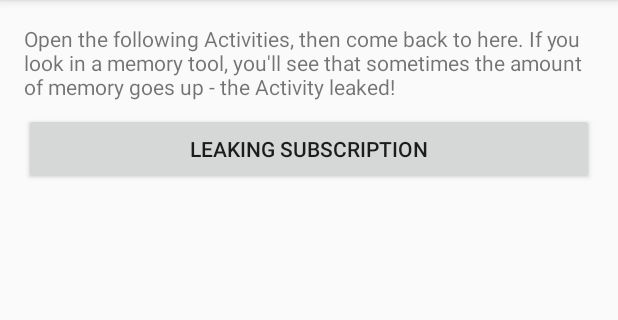
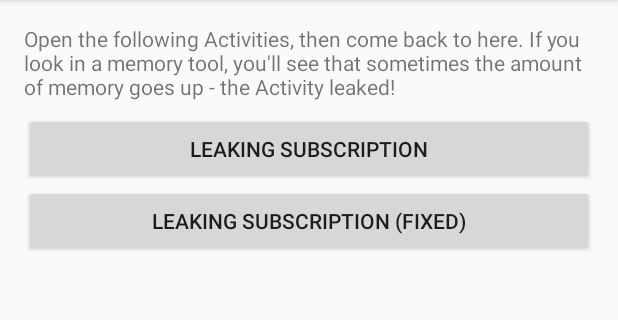
Before and after one commit to dlew/android-subscription-leaks, an Android app: the screen it shows after launch (MainActivity), on a phone screen of 412 x 824 dp, the part 84-404 px from its top. Run offline under Robolectric (Android 15) with nearby library versions, the phone set to English and light mode, and no system bars; our stand-ins replace ButterKnife, Timber; 1 statement that could not run was skipped.

Commit message:
Added fixed version of leaking subscription

```diff
--- a/app/src/main/res/layout/activity_main.xml
+++ b/app/src/main/res/layout/activity_main.xml
@@ -26,5 +26,11 @@
             android:layout_height="wrap_content"
             android:text="@string/leaking_subscription" />
 
+        <Button
+            android:id="@+id/leaking_subscription_fixed"
+            android:layout_width="match_parent"
+            android:layout_height="wrap_content"
+            android:text="@string/leaking_subscription_fixed" />
+
     </LinearLayout>
 </ScrollView>
--- a/app/src/main/res/values/strings.xml
+++ b/app/src/main/res/values/strings.xml
@@ -5,4 +5,5 @@
         tool, you\'ll see that sometimes the amount of memory goes up - the Activity leaked!</string>
     <string name="explanation_leak">This activity should leak when you go back.</string>
     <string name="leaking_subscription">Leaking Subscription</string>
+    <string name="leaking_subscription_fixed">Leaking Subscription (Fixed)</string>
 </resources>
```
Also changed, not shown: app/src/main/java/net/danlew/rxsubscriptions/LeakingActivity.java (+23 -1 lines), app/src/main/java/net/danlew/rxsubscriptions/MainActivity.java (+6 -2 lines).
